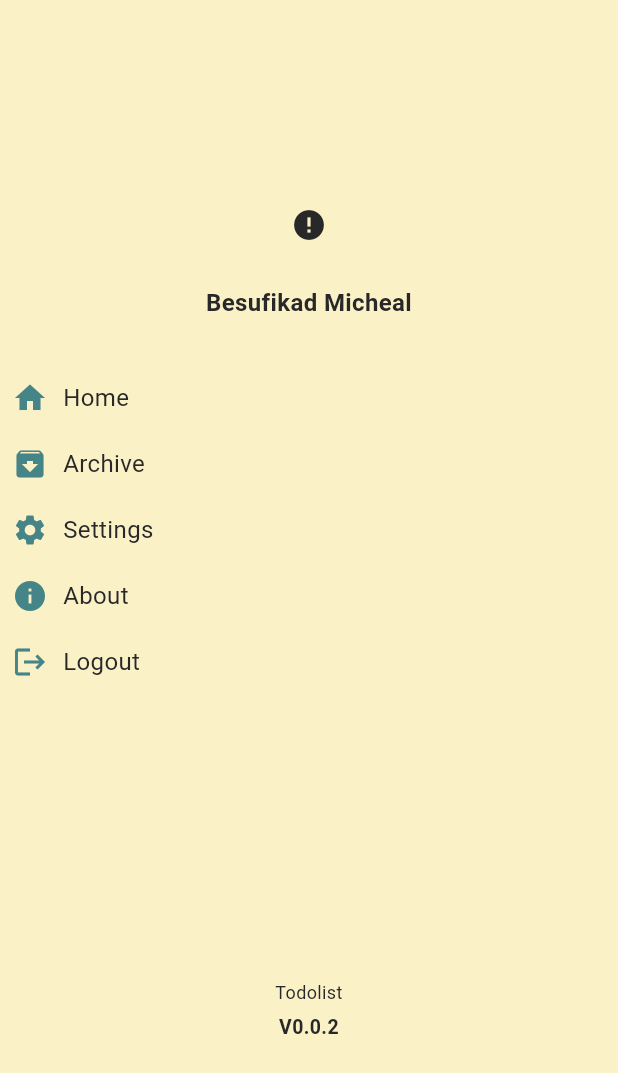
After one commit to Besufikad17/todolist, a Flutter app: the screen it shows after launch, with the side drawer open, on a phone screen of 412 x 824 dp. The commit adds this screen. Shown: the top 1073 px of the screen. Run offline on Flutter 3.47's test engine with Material 3 defaults, Android fonts, the phone set to English and light mode, and no system bars; drawn by our look-alikes of cached_network_image; our stand-ins replace bloc, equatable, flutter_bloc, get_it, hive, swipe_to; accounts and stored records are empty; network calls fail.

Commit message:
sidebar added

```diff
--- a/lib/config/router/routes.dart
+++ b/lib/config/router/routes.dart
@@ -2,6 +2,6 @@ import 'package:todolist/presentation/screens/home.dart';
 import 'package:todolist/presentation/screens/todo.dart';
 
 final routes = {
-  '/' : (context) => Home(),
+  '/' : (context) => HomePage(),
   '/todo': (context) => const TodoPage()
 };
--- a/lib/config/theme/themes.dart
+++ b/lib/config/theme/themes.dart
@@ -6,7 +6,7 @@ Color _iconColor = getColorFromHex("#458588");
 Color _lightPrimaryColor = getColorFromHex("#458588");
 Color _lightPrimaryVariantColor = getColorFromHex("#fbf1c7");
 Color _lightSecondaryColor = getColorFromHex("#f9f5d7");
-Color _lightOnPrimaryColor = getColorFromHex("#ebdbb2");
+Color _lightOnPrimaryColor = getColorFromHex("#282828");
 Color _darkPrimaryColor = getColorFromHex("#458588");
 Color _darkPrimaryVariantColor = getColorFromHex("#282828");
 Color _darkSecondaryColor = getColorFromHex("#3c3836s");
--- /dev/null
+++ b/lib/presentation/components/side_bar.dart
@@ -0,0 +1,128 @@
+import 'package:cached_network_image/cached_network_image.dart';
+import 'package:flutter/material.dart';
+import 'package:todolist/presentation/components/popup.dart';
+import 'package:todolist/presentation/components/text.dart';
+import 'package:todolist/presentation/screens/home.dart';
+import 'package:todolist/utils/constants/enums.dart';
+import 'package:todolist/utils/constants/strings.dart';
+
+class MySideBar extends StatelessWidget {
+  const MySideBar({super.key});
+
+  @override
+  Widget build(BuildContext context) {
+    final textColor = Theme.of(context).colorScheme.onPrimary;
+
+    return Scaffold(
+      backgroundColor: Theme.of(context).scaffoldBackgroundColor,
+      body: Padding(
+        padding: const EdgeInsets.all(8.0),
+        child: Column(
+          crossAxisAlignment: CrossAxisAlignment.center,
+          mainAxisAlignment: MainAxisAlignment.center,
+          children: [
+            ClipRRect(
+              borderRadius: const BorderRadius.all(Radius.circular(20)),
+              child: CachedNetworkImage(
+                imageUrl: defaultProfilePicture,
+                placeholder: (context, url) => CircularProgressIndicator(color: textColor,),
+                errorWidget: (context, url, error) => Icon(Icons.error, color: textColor,),
+                width: 40,
+                height: 40,
+              ),
+            ),
+            const SizedBox(height: 20,),
+            MyText(text: "Besufikad Micheal", size: 16, isBold: true,),
+            const SizedBox(height: 40,),
+            GestureDetector(
+              onTap: () {
+                Navigator.of(context).push(MaterialPageRoute(
+                  builder: (context) => HomePage(),
+                ));
+              },
+              child: Row(
+                children: [
+                  const Icon(Icons.home),
+                  const SizedBox(width: 10,),
+                  MyText(text: "Home", size: 16)
+                ],
+              ),
+            ),
+            const SizedBox(height: 20,),
+            GestureDetector(
+              onTap: () {
+
+              },
+              child: Row(
+                children: [
+                  const Icon(Icons.archive),
+                  const SizedBox(width: 10,),
+                  MyText(text: "Archive", size: 16)
+                ],
+              ),
+            ),
+            const SizedBox(height: 20,),
+            GestureDetector(
+              onTap: () {
+
+              },
+              child: Row(
+                children: [
+                  const Icon(Icons.settings),
+                  const SizedBox(width: 10,),
+                  MyText(text: "Settings", size: 16)
+                ],
+              ),
+            ),
+            const SizedBox(height: 20,),
+            GestureDetector(
+              onTap: () {
+                showDialog(
+                  context: context,
+                  builder: (BuildContext context) {
+                    return AlertPopup(
+                      title: "About",
+                      type: AlertType.message,
+                      body: Expanded(
+                        child: MyText(
+                          text: "Todolist is a simple todo list app using clean architecture and"
+                          "other best practices used in flutter. Don't forget to 🌟 the repo 😜.",
+                          size: 12,
+                          overflow: TextOverflow.visible
+                        ),
+                      )
+                    );
+                  }
+                );
+              },
+              child: Row(
+                children: [
+                  const Icon(Icons.info),
+                  const SizedBox(width: 10,),
+                  MyText(text: "About", size: 16)
+                ],
+              ),
+            ),
+            const SizedBox(height: 20,),
+            GestureDetector(
+              onTap: () {
+
+              },
+              child: Row(
+                children: [
+                  const Icon(Icons.logout),
+                  const SizedBox(width: 10,),
+                  MyText(text: "Logout", size: 16)
+                ],
+              ),
+            ),
+            const SizedBox(height: 200,),
+            MyText(text: "Todolist", size: 12),
+            const SizedBox(height: 5,),
+            MyText(text: "V0.0.2", size: 13, isBold: true,)
+          ],
+        ),
+      ),
+    );
+  }
+}
--- a/lib/presentation/screens/home.dart
+++ b/lib/presentation/screens/home.dart
@@ -9,13 +9,14 @@ import 'package:todolist/locator.dart';
 import 'package:todolist/presentation/bloc/theme_bloc.dart';
 import 'package:todolist/presentation/bloc/todo_bloc.dart';
 import 'package:todolist/presentation/components/popup.dart';
+import 'package:todolist/presentation/components/side_bar.dart';
 import 'package:todolist/presentation/components/text.dart';
 import 'package:todolist/presentation/components/text_field.dart';
 import 'package:todolist/presentation/components/todo.dart';
 import 'package:todolist/utils/resources/widget.dart';
 
-class Home extends StatelessWidget {
-  Home({super.key});
+class HomePage extends StatelessWidget {
+  HomePage({super.key});
 
   final ThemeBloc themeBloc = ThemeBloc(ThemeRepositoryImpl(locator<Box<ThemeModel>>()));
   final TextEditingController text = TextEditingController();
@@ -27,7 +28,9 @@ class Home extends StatelessWidget {
     final textColor = Theme.of(context).textTheme.displayLarge!.color;
 
     return Scaffold(
-      body: SingleChildScrollView(
+      drawer: const MySideBar(),
+      body: SafeArea(
+        child: SingleChildScrollView(
           child: Padding(
             padding: const EdgeInsets.all(8.0),
             child: Column(
@@ -71,6 +74,7 @@ class Home extends StatelessWidget {
             ),
           ),
         ),
+      ),
       floatingActionButton: FloatingActionButton(
         child: Icon(
           Icons.add,
@@ -88,8 +92,6 @@ class Home extends StatelessWidget {
     );
   }
 
-
-
   Widget buildLoaded(BuildContext context, List<LocalTodo> todos, TodoBloc bloc) {
     List<Widget> todoComponents =  [];
 
--- a/lib/utils/constants/enums.dart
+++ b/lib/utils/constants/enums.dart
@@ -2,3 +2,8 @@ enum ActionType {
   archive,
   delete
 }
+
+enum AlertType {
+  message,
+  error
+}
--- a/lib/utils/constants/strings.dart
+++ b/lib/utils/constants/strings.dart
@@ -1,3 +1,5 @@
+const String defaultProfilePicture = "https://cdn.pixabay.com/photo/2015/10/05/22/37/blank-profile-picture-973460_1280.png";
+
 const List<String> months = [
   "January", "Feburary", "March",
   "April", "May", "June", "July",
--- a/pubspec.yaml
+++ b/pubspec.yaml
@@ -42,6 +42,7 @@ dependencies:
   golden_toolkit: ^0.15.0
   get_it: ^7.6.7
   swipe_to: ^1.0.5
+  cached_network_image: ^3.3.1
 
 dev_dependencies:
   flutter_test:
```
Also changed, not shown: lib/presentation/components/popup.dart (+18 -0 lines), pubspec.lock. Lines whose indentation alone changed are shown as unchanged.
